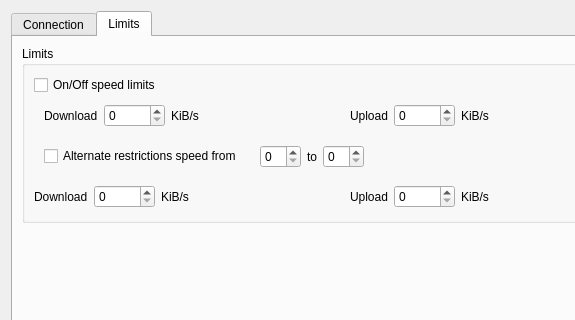
eiskaltdcpp/eiskaltdcpp, file eiskaltdcpp/ui/UISettingsConnection.ui: the form before one commit; both pictures show x 0 to 575 and y 0 to 320 of the 677 by 421 pixel window.
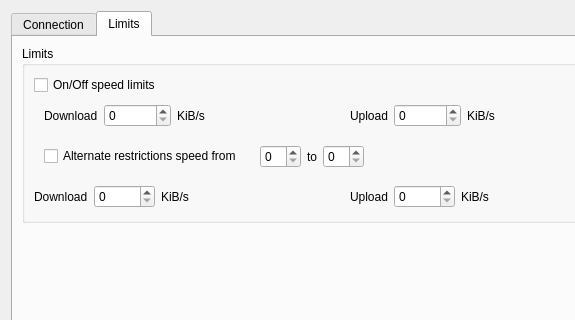
The form after the commit. The open tabs and pages were chosen to show the change.

Commit message: Changed upload/download limit maximum values

```diff
--- a/eiskaltdcpp/ui/UISettingsConnection.ui
+++ b/eiskaltdcpp/ui/UISettingsConnection.ui
@@ -377,7 +377,7 @@
                <item>
                 <widget class="QSpinBox" name="spinBox_DOWN_LIMIT_NORMAL">
                  <property name="maximum">
-                  <number>15000</number>
+                  <number>125000</number>
                  </property>
                 </widget>
                </item>
@@ -411,7 +411,7 @@
                <item>
                 <widget class="QSpinBox" name="spinBox_UP_LIMIT_NORMAL">
                  <property name="maximum">
-                  <number>15000</number>
+                  <number>125000</number>
                  </property>
                 </widget>
                </item>
```
